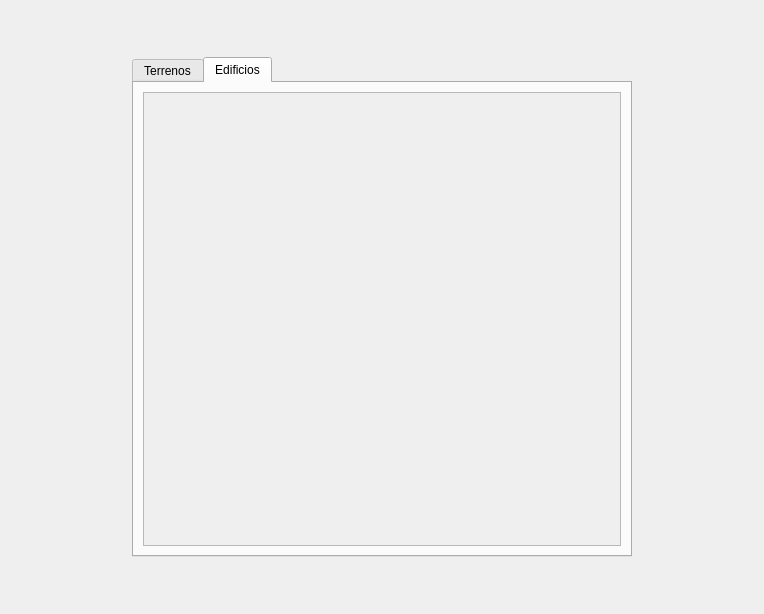
Old version of the form ui/Editor.ui in the repository santiago-alvarezjulia/EditorMapa.
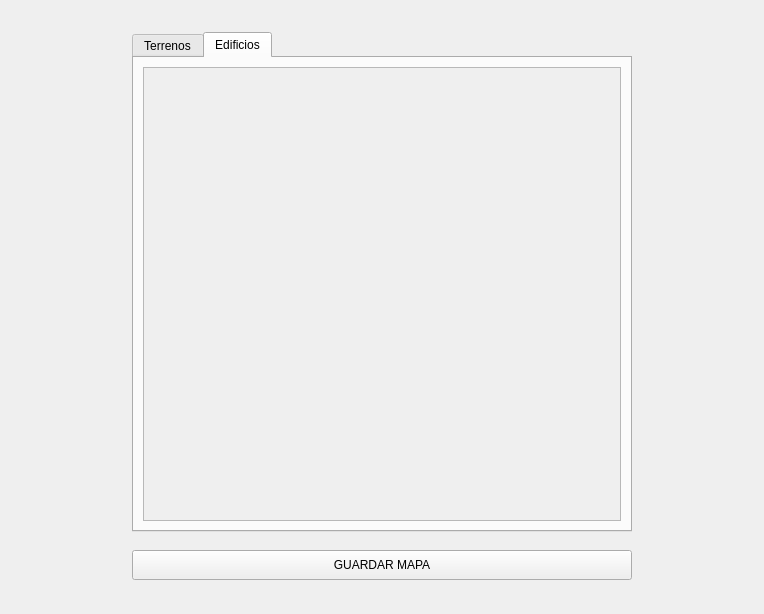
New version of the form. The open tabs and pages were chosen to show the change.

Commit message: agrego edificios

Patch:
```diff
--- a/ui/Editor.ui
+++ b/ui/Editor.ui
@@ -31,6 +31,8 @@
        </layout>
       </item>
       <item>
+       <layout class="QVBoxLayout" name="verticalLayout">
+        <item>
        <widget class="QTabWidget" name="tabWidget">
         <property name="sizePolicy">
          <sizepolicy hsizetype="Fixed" vsizetype="Fixed">
@@ -115,8 +117,8 @@
               <rect>
                <x>0</x>
                <y>0</y>
-               <width>345</width>
-               <height>455</height>
+                 <width>343</width>
+                 <height>245</height>
               </rect>
              </property>
              <widget class="QWidget" name="gridLayoutWidget_3">
@@ -136,6 +138,27 @@
          </layout>
         </widget>
        </widget>
+        </item>
+        <item>
+         <widget class="QPushButton" name="guardarButton">
+          <property name="sizePolicy">
+           <sizepolicy hsizetype="Fixed" vsizetype="Fixed">
+            <horstretch>0</horstretch>
+            <verstretch>0</verstretch>
+           </sizepolicy>
+          </property>
+          <property name="maximumSize">
+           <size>
+            <width>500</width>
+            <height>30</height>
+           </size>
+          </property>
+          <property name="text">
+           <string>GUARDAR MAPA</string>
+          </property>
+         </widget>
+        </item>
+       </layout>
       </item>
      </layout>
     </widget>
```
Left out of the diff: 2 changed lines with no effect on the pictures. Lines whose indentation alone changed are shown as unchanged. The commit also changes 2 other files.
